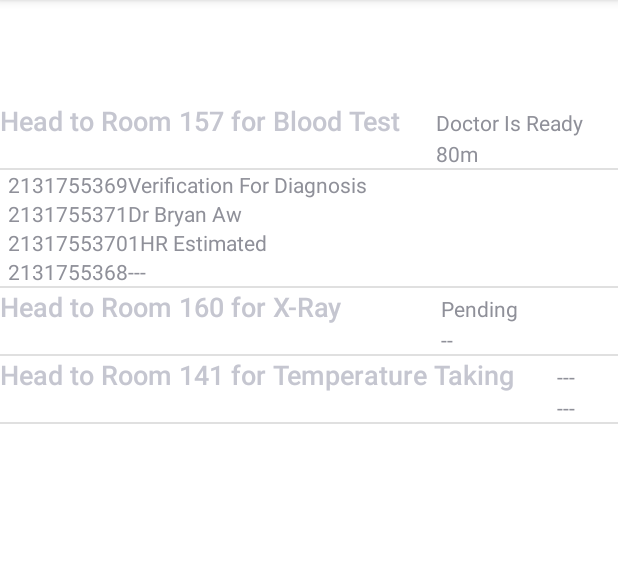
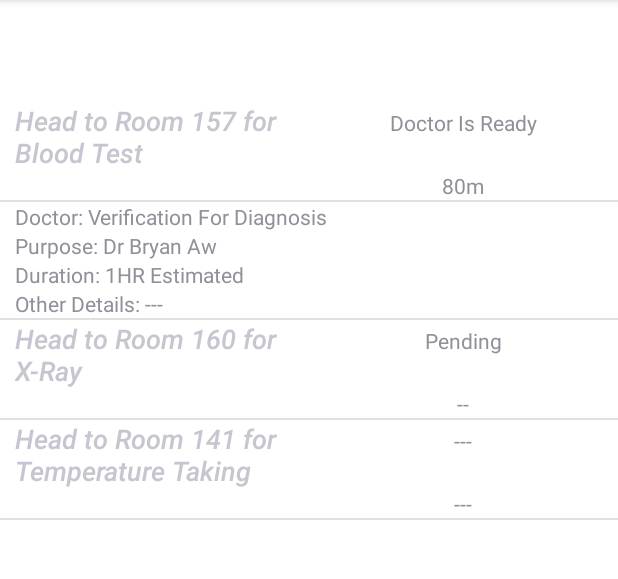
Before and after one commit to mavric93/babyshark, an Android app: the screen it shows after launch (MainActivity), after a tap on "Head to Room 157 for Blood Test", on a phone screen of 412 x 824 dp, the part 84-663 px from its top. Run offline under Robolectric (Android 15) with nearby library versions, the phone set to English and light mode, and no system bars; 1 statement that could not run was skipped.

Commit message:
Part 2 of UI Prettify

```diff
--- a/babyshark-android/app/src/main/java/com/babyshark/amazon_kkh_navigator/MainActivity.java
+++ b/babyshark-android/app/src/main/java/com/babyshark/amazon_kkh_navigator/MainActivity.java
@@ -8,6 +8,7 @@ import android.os.Bundle;
 import android.util.Log;
 import android.view.Gravity;
 import android.view.LayoutInflater;
+import android.view.MenuItem;
 import android.view.View;
 import android.view.ViewGroup;
 
@@ -41,6 +42,16 @@ public class MainActivity extends AppCompatActivity {
     private SlidePanelListAdapter myListAdapter;
     private ExpandableListView expandableListView;
 
+    @Override
+    public boolean onOptionsItemSelected(MenuItem item) {
+        switch (item.getItemId()) {
+            case R.id.settings:
+                // User chose the "Settings" item, show the app settings UI...
+                return true;
+        }
+
+        return false;
+    }
 
     public void ShowPopupMenu(View v){ //Not in use at the moment can be used to pop-up a new view
         // Initialize a new instance of LayoutInflater service
--- a/babyshark-android/app/src/main/java/com/babyshark/amazon_kkh_navigator/SlidePanelListAdapter.java
+++ b/babyshark-android/app/src/main/java/com/babyshark/amazon_kkh_navigator/SlidePanelListAdapter.java
@@ -47,16 +47,16 @@ public class SlidePanelListAdapter extends BaseExpandableListAdapter{
         }
 
         TextView doctor = (TextView) view.findViewById(R.id.doctor);
-        doctor.setText(R.string.doctor + detailInfo.getDoctorName().trim());
+        doctor.setText(context.getResources().getString(R.string.doctor) + detailInfo.getDoctorName().trim());
 
         TextView taskPurpose = (TextView) view.findViewById(R.id.taskpurpose);
-        taskPurpose.setText(R.string.purpose + detailInfo.getTaskPurpose().trim());
+        taskPurpose.setText(context.getResources().getString(R.string.purpose) + detailInfo.getTaskPurpose().trim());
 
         TextView duration = (TextView) view.findViewById(R.id.duration);
-        duration.setText(R.string.duration + detailInfo.getDuration().trim());
+        duration.setText(context.getResources().getString(R.string.duration) + detailInfo.getDuration().trim());
 
         TextView otherdetails = (TextView) view.findViewById(R.id.otherdetails);
-        otherdetails.setText(R.string.details + detailInfo.getOtherDetails().trim());
+        otherdetails.setText(context.getResources().getString(R.string.details) + detailInfo.getOtherDetails().trim());
 
         Log.e("Child View Get", "");
 
--- a/babyshark-android/app/src/main/res/layout/activity_main.xml
+++ b/babyshark-android/app/src/main/res/layout/activity_main.xml
@@ -15,11 +15,13 @@
     sothree:umanoOverlay="true"
     sothree:umanoScrollableView="@+id/list">
 
+
     <!-- MAIN CONTENT -->
     <FrameLayout
         android:layout_width="match_parent"
         android:layout_height="match_parent"
         android:orientation="vertical">
+
         <android.support.v7.widget.Toolbar
             xmlns:sothree="http://schemas.android.com/apk/res-auto"
             xmlns:android="http://schemas.android.com/apk/res/android"
@@ -27,6 +29,7 @@
             android:layout_height="?attr/actionBarSize"
             android:background="?attr/colorPrimary"
             android:layout_width="match_parent"/>
+
         <TextView
             android:id="@+id/main"
             android:layout_width="match_parent"
@@ -64,6 +67,8 @@
 
         </LinearLayout>
 
+
+        <!-- The ExpandableListView Below is what consists of the Sliding Panel -->
         <ExpandableListView
             android:groupIndicator="@null"
             android:id="@+id/list"
--- a/babyshark-android/app/src/main/res/layout/child_row.xml
+++ b/babyshark-android/app/src/main/res/layout/child_row.xml
@@ -5,14 +5,16 @@
 
     <TextView
         android:id="@+id/doctor"
-        android:paddingLeft="5dp"
+        android:paddingLeft="10dp"
+        android:paddingStart="10dp"
         android:layout_width="wrap_content"
         android:layout_height="wrap_content"
         android:textAppearance="?android:attr/textAppearanceSmall" />
 
     <TextView
         android:id="@+id/taskpurpose"
-        android:paddingLeft="5dp"
+        android:paddingLeft="10dp"
+        android:paddingStart="10dp"
         android:layout_width="wrap_content"
         android:layout_height="wrap_content"
         android:layout_below="@+id/doctor"
@@ -20,7 +22,8 @@
 
     <TextView
         android:id="@+id/duration"
-        android:paddingLeft="5dp"
+        android:paddingLeft="10dp"
+        android:paddingStart="10dp"
         android:layout_width="wrap_content"
         android:layout_height="wrap_content"
         android:layout_below="@+id/taskpurpose"
@@ -28,7 +31,8 @@
 
     <TextView
         android:id="@+id/otherdetails"
-        android:paddingLeft="5dp"
+        android:paddingStart="10dp"
+        android:paddingLeft="10dp"
         android:layout_width="wrap_content"
         android:layout_height="wrap_content"
         android:layout_below="@+id/duration"
--- a/babyshark-android/app/src/main/res/layout/group_heading.xml
+++ b/babyshark-android/app/src/main/res/layout/group_heading.xml
@@ -5,34 +5,41 @@
 
     <TableLayout
         android:weightSum="2"
-        android:layout_width="match_parent"
-        android:layout_height="wrap_content">
+        android:layout_width="fill_parent"
+        android:layout_height="fill_parent">
 
         <TableRow>
             <TextView
+                android:textStyle="italic"
+                android:paddingLeft="10dp"
+                android:paddingStart="10dp"
                 android:layout_weight="1"
+                android:layout_width="0dip"
                 android:id="@+id/heading"
-                android:layout_width="wrap_content"
                 android:layout_height="wrap_content"
                 android:textAppearance="?android:attr/textAppearanceMedium" />
 
             <TextView
+                android:layout_width="0dip"
                 android:layout_weight="1"
                 android:textAppearance="?android:attr/textAppearanceSmall"
                 android:id="@+id/distance"
-                android:layout_width="wrap_content"
+                android:textAlignment="center"
                 android:layout_height="wrap_content" />
         </TableRow>
 
         <TableRow>
             <TextView
+                android:paddingLeft="10dp"
+                android:paddingStart="10dp"
+                android:layout_width="0dip"
                 android:layout_weight="1"
-                android:layout_width="wrap_content"
                 android:layout_height="wrap_content" />
             <TextView
                 android:layout_weight="1"
+                android:layout_width="0dip"
+                android:textAlignment="center"
                 android:id="@+id/taskstatus"
-                android:layout_width="wrap_content"
                 android:layout_height="wrap_content"
                 android:textAppearance="?android:attr/textAppearanceSmall" />
         </TableRow>
--- /dev/null
+++ b/babyshark-android/app/src/main/res/menu/main.xml
@@ -0,0 +1,8 @@
+<?xml version="1.0" encoding="utf-8"?>
+
+    <menu xmlns:android="http://schemas.android.com/apk/res/android">
+        <item
+            android:title="@string/settings"
+            android:id="@+id/settings">
+        </item>
+    </menu>
--- a/babyshark-android/app/src/main/res/values/strings.xml
+++ b/babyshark-android/app/src/main/res/values/strings.xml
@@ -1,7 +1,12 @@
 <resources>
     <string name="app_name">Amazon_KKH_Navigator</string>
-    <string name="doctor">Doctor: </string>
-    <string name="purpose">Purpose: </string>
-    <string name="duration">Duration: </string>
-    <string name="details">Other Details: </string>
+    <string name="doctor">Doctor:&#160;</string>
+    <string name="purpose">Purpose:&#160;</string>
+    <string name="duration">Duration:&#160;</string>
+    <string name="details">Other Details:&#160;</string>
+    <string name="settings"></string>
+
+    <!-- &#160; is a representation of whitespace in XML -->
+    <!-- https://stackoverflow.com/questions/10862975/how-to-put-space-character-into-a-string-name-in-xml/10862999 -->
+
 </resources>
```
